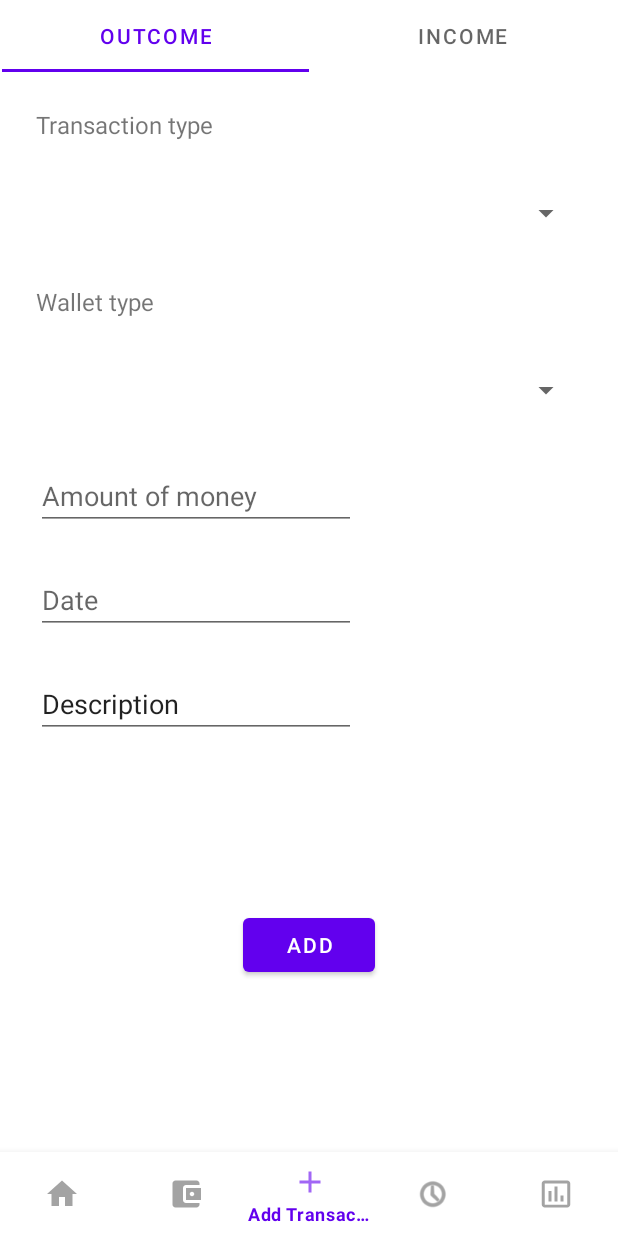
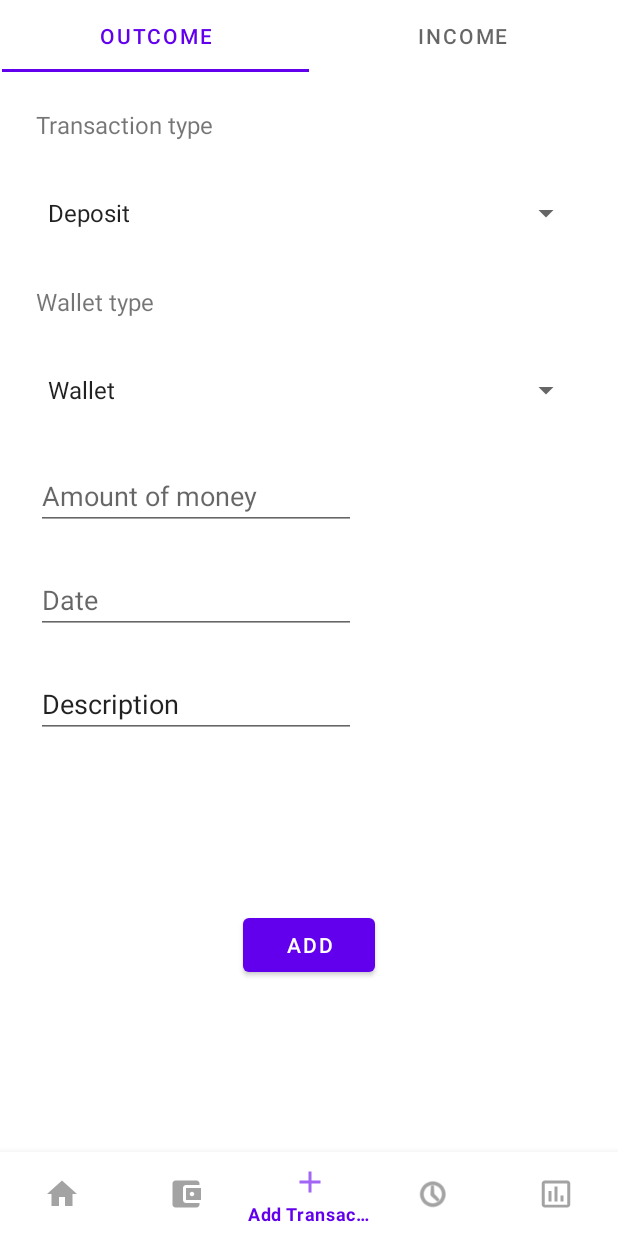
Before and after one commit to githubfrostpixel/MyWallet, an Android app: the screen it shows after launch (MainActivity), item 3 of the bottom bar chosen, on a phone screen of 412 x 824 dp. Run offline under Robolectric (Android 15) with nearby library versions, the phone set to English and light mode, and no system bars; our stand-ins replace Room's generated code; libraries missing offline, so code that uses them is left out: org.eazegraph.lib; 5 statements that could not run were skipped.

Commit message:
spinner adapter

```diff
--- a/app/src/main/java/com/example/mywallet/AddTransactionFragment.java
+++ b/app/src/main/java/com/example/mywallet/AddTransactionFragment.java
@@ -17,6 +17,7 @@ import androidx.room.Room;
 
 import com.google.android.material.tabs.TabLayout;
 
+import java.util.ArrayList;
 import java.util.List;
 
 import adapter.AddTransactionRecyclerViewAdapter;
@@ -50,19 +51,48 @@ public class AddTransactionFragment extends Fragment {
 
         WalletDao walletDao = db.walletDao();
         List<Wallet> wallets = walletDao.getAll();
+        ArrayAdapter<String> spinnerAdapter1 =
+                new ArrayAdapter<String>(getContext(),
+                        android.R.layout.simple_spinner_item, new ArrayList<>());
+        spinnerAdapter1.setDropDownViewResource(android.R.layout.simple_spinner_dropdown_item);
+        wallet.setAdapter(spinnerAdapter1);
+
+        for (int i = 0; i < wallets.size(); i++) {
+            spinnerAdapter1.addAll(String.valueOf(wallets.get(i).getName()));
+        }
+        spinnerAdapter1.notifyDataSetChanged();
 
         TransactionTypeDao transactionTypeDao = db.transactionTypeDao();
+        ArrayAdapter<String> spinnerAdapter =
+                new ArrayAdapter<String>(getContext(),
+                        android.R.layout.simple_spinner_item, new ArrayList<>());
+        spinnerAdapter.setDropDownViewResource(android.R.layout.simple_spinner_dropdown_item);
+        types.setAdapter(spinnerAdapter);
+
+        //List
+        List<TransactionType> transactionTypes = transactionTypeDao.getType(tabLayout.getSelectedTabPosition());
+        for (int i = 0; i < transactionTypes.size(); i++) {
+            spinnerAdapter.addAll(String.valueOf(transactionTypes.get(i).getName()));
+        }
+
+        spinnerAdapter.notifyDataSetChanged();
+
+        //onClick tab
         tabLayout.addOnTabSelectedListener(new TabLayout.OnTabSelectedListener() {
             @Override
             public void onTabSelected(TabLayout.Tab tab) {
-                List<TransactionType> transactionTypes = transactionTypeDao.getType(tab.getPosition());
-                ArrayAdapter<CharSequence> adapter =
-                        new ArrayAdapter(getContext(), android.R.layout.simple_spinner_item, transactionTypes);
-// Specify the layout to use when the list of choices appears
-                adapter.setDropDownViewResource(android.R.layout.simple_spinner_dropdown_item);
-// Apply the adapter to the spinner
-                types.setAdapter(adapter);
+                ArrayAdapter<String> spinnerAdapter2 =
+                        new ArrayAdapter<String>(getContext(),
+                                android.R.layout.simple_spinner_item, new ArrayList<>());
+                spinnerAdapter2.setDropDownViewResource(android.R.layout.simple_spinner_dropdown_item);
+                types.setAdapter(spinnerAdapter2);
 
+                List<TransactionType> transType = transactionTypeDao.getType(tab.getPosition());
+                for (int i = 0; i < transType.size(); i++) {
+                    spinnerAdapter2.addAll(String.valueOf(transType.get(i).getName()));
+                }
+
+                spinnerAdapter2.notifyDataSetChanged();
 
             }
 
--- a/app/src/main/java/com/example/mywallet/HomeFragment.java
+++ b/app/src/main/java/com/example/mywallet/HomeFragment.java
@@ -3,7 +3,6 @@ package com.example.mywallet;
 import android.content.SharedPreferences;
 import android.graphics.Color;
 import android.os.Bundle;
-
 import android.view.LayoutInflater;
 import android.view.View;
 import android.view.ViewGroup;
@@ -18,15 +17,10 @@ import androidx.recyclerview.widget.LinearLayoutManager;
 import androidx.recyclerview.widget.RecyclerView;
 import androidx.room.Room;
 
-
 import org.eazegraph.lib.charts.PieChart;
 import org.eazegraph.lib.models.PieModel;
 
 import java.text.SimpleDateFormat;
-import java.time.LocalDate;
-import java.time.ZoneId;
-
-import java.util.Date;
 import java.util.List;
 
 import adapter.HomeTransactionRecyclerViewAdapter;
```
